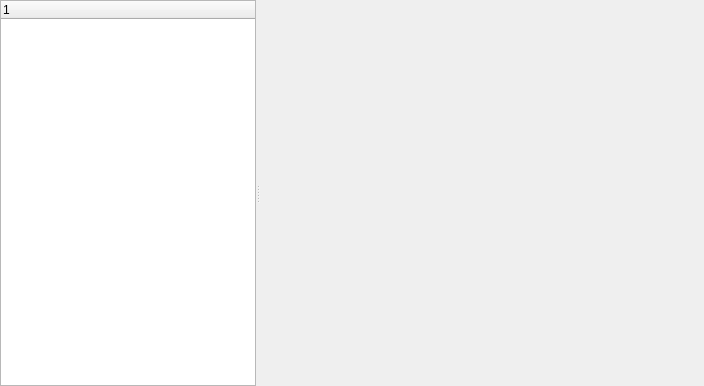
Qt form src/components/Core/HostMaskerSettingsPageWidget.ui (nedrysoft/pingnoo) before a commit.
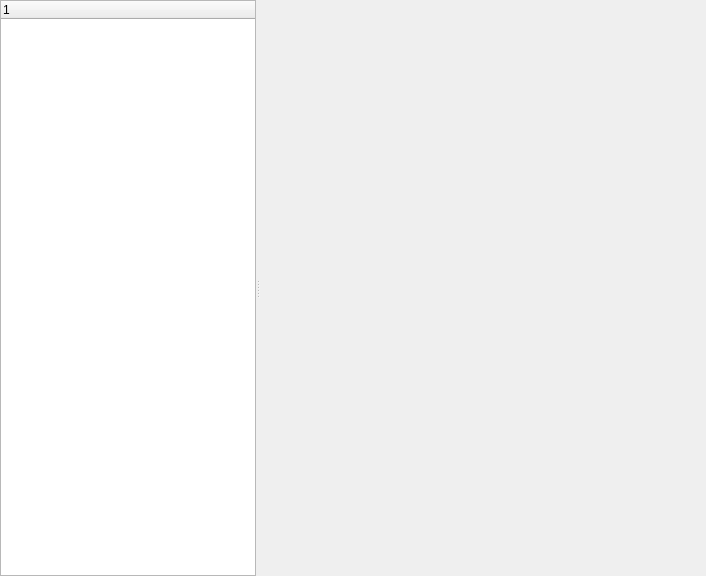
The same form after that commit.

The edit to the form file:
```diff
--- a/src/components/Core/HostMaskerSettingsPageWidget.ui
+++ b/src/components/Core/HostMaskerSettingsPageWidget.ui
@@ -6,8 +6,8 @@
    <rect>
     <x>0</x>
     <y>0</y>
-    <width>704</width>
-    <height>386</height>
+    <width>706</width>
+    <height>576</height>
    </rect>
   </property>
   <property name="sizePolicy">
```
